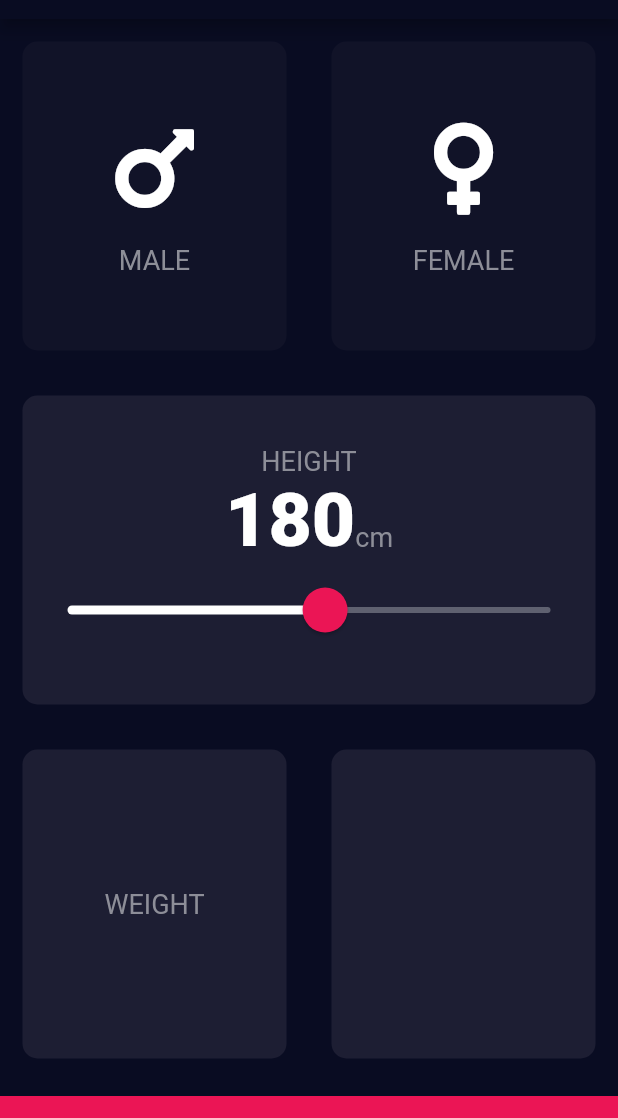
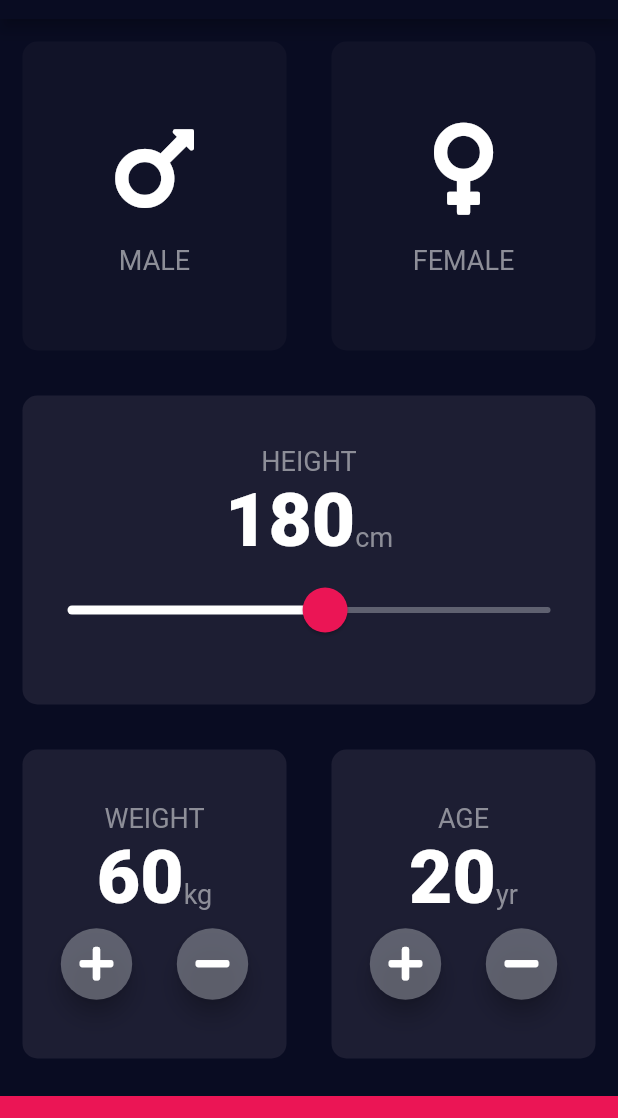
Before and after one commit to KAIMonmoy/Flutter-BMI-Calculator, a Flutter app: the screen it shows after launch, on a phone screen of 412 x 824 dp, the part 65-1183 px from its top. Run offline on Flutter 3.47's test engine with Material 2 defaults, Android fonts, the phone set to English and light mode, and no system bars; our stand-ins replace font_awesome_flutter.

Commit message:
:sparkles: InputPage Done!

```diff
--- a/lib/input_page.dart
+++ b/lib/input_page.dart
@@ -16,6 +16,7 @@ class _InputPageState extends State<InputPage> {
   CardGender selectedGender;
   int height = 180;
   int weight = 60;
+  int age = 20;
 
   @override
   Widget build(BuildContext context) {
@@ -129,12 +130,127 @@ class _InputPageState extends State<InputPage> {
                           "WEIGHT",
                           style: LABEL_TEXT_STYLE,
                         ),
+                        Row(
+                          mainAxisAlignment: MainAxisAlignment.center,
+                          crossAxisAlignment: CrossAxisAlignment.baseline,
+                          textBaseline: TextBaseline.alphabetic,
+                          children: <Widget>[
+                            Text(
+                              weight.toString(),
+                              style: NUMBER_TEXT_STYLE,
+                            ),
+                            Text(
+                              "kg",
+                              style: LABEL_TEXT_STYLE,
+                            )
+                          ],
+                        ),
+                        Row(
+                          mainAxisAlignment: MainAxisAlignment.spaceEvenly,
+                          children: <Widget>[
+                            Transform.scale(
+                              scale: 0.85,
+                              child: FloatingActionButton(
+                                onPressed: () {
+                                  setState(() {
+                                    ++weight;
+                                  });
+                                },
+                                backgroundColor: Color(0x998B8E98),
+                                child: Icon(
+                                  FontAwesomeIcons.plus,
+                                  size: 30.0,
+                                  color: Colors.white,
+                                ),
+                              ),
+                            ),
+                            Transform.scale(
+                              scale: 0.85,
+                              child: FloatingActionButton(
+                                onPressed: () {
+                                  setState(() {
+                                    if (weight > 1) --weight;
+                                  });
+                                },
+                                backgroundColor: Color(0x998B8E98),
+                                child: Icon(
+                                  FontAwesomeIcons.minus,
+                                  size: 30.0,
+                                  color: Colors.white,
+                                ),
+                              ),
+                            )
+                          ],
+                        ),
                       ],
                     ),
                   ),
                 ),
                 Expanded(
-                  child: ReusableCard(cardColor: REUSABLE_CARD_COLOR_ACTIVE),
+                  child: ReusableCard(
+                    cardColor: REUSABLE_CARD_COLOR_ACTIVE,
+                    cardChild: Column(
+                      mainAxisAlignment: MainAxisAlignment.center,
+                      children: <Widget>[
+                        Text(
+                          "AGE",
+                          style: LABEL_TEXT_STYLE,
+                        ),
+                        Row(
+                          mainAxisAlignment: MainAxisAlignment.center,
+                          crossAxisAlignment: CrossAxisAlignment.baseline,
+                          textBaseline: TextBaseline.alphabetic,
+                          children: <Widget>[
+                            Text(
+                              age.toString(),
+                              style: NUMBER_TEXT_STYLE,
+                            ),
+                            Text(
+                              "yr",
+                              style: LABEL_TEXT_STYLE,
+                            )
+                          ],
+                        ),
+                        Row(
+                          mainAxisAlignment: MainAxisAlignment.spaceEvenly,
+                          children: <Widget>[
+                            Transform.scale(
+                              scale: 0.85,
+                              child: FloatingActionButton(
+                                onPressed: () {
+                                  setState(() {
+                                    age++;
+                                  });
+                                },
+                                backgroundColor: Color(0x998B8E98),
+                                child: Icon(
+                                  FontAwesomeIcons.plus,
+                                  size: 30.0,
+                                  color: Colors.white,
+                                ),
+                              ),
+                            ),
+                            Transform.scale(
+                              scale: 0.85,
+                              child: FloatingActionButton(
+                                onPressed: () {
+                                  setState(() {
+                                    if (age > 1) age--;
+                                  });
+                                },
+                                backgroundColor: Color(0x998B8E98),
+                                child: Icon(
+                                  FontAwesomeIcons.minus,
+                                  size: 30.0,
+                                  color: Colors.white,
+                                ),
+                              ),
+                            )
+                          ],
+                        ),
+                      ],
+                    ),
+                  ),
                 ),
               ],
             ),
```
